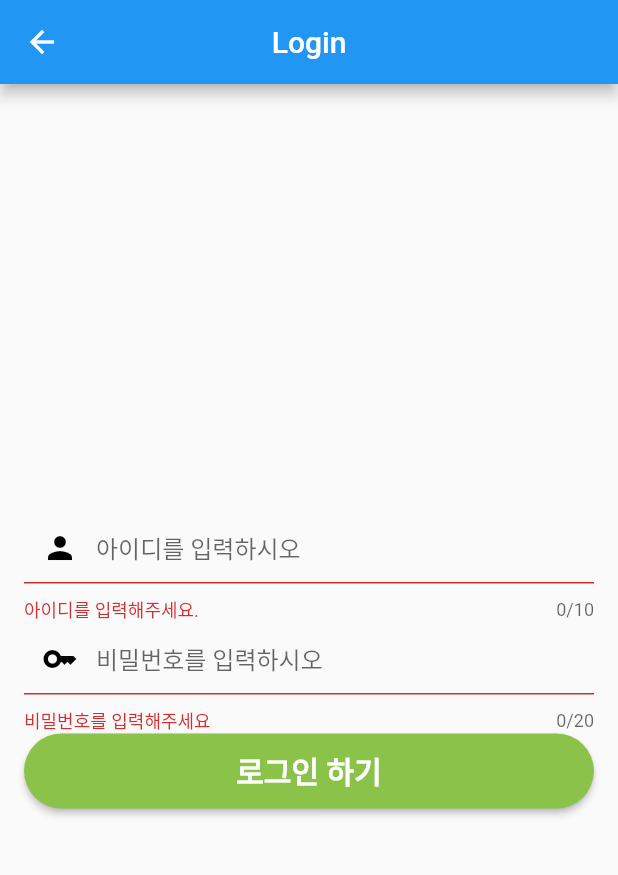
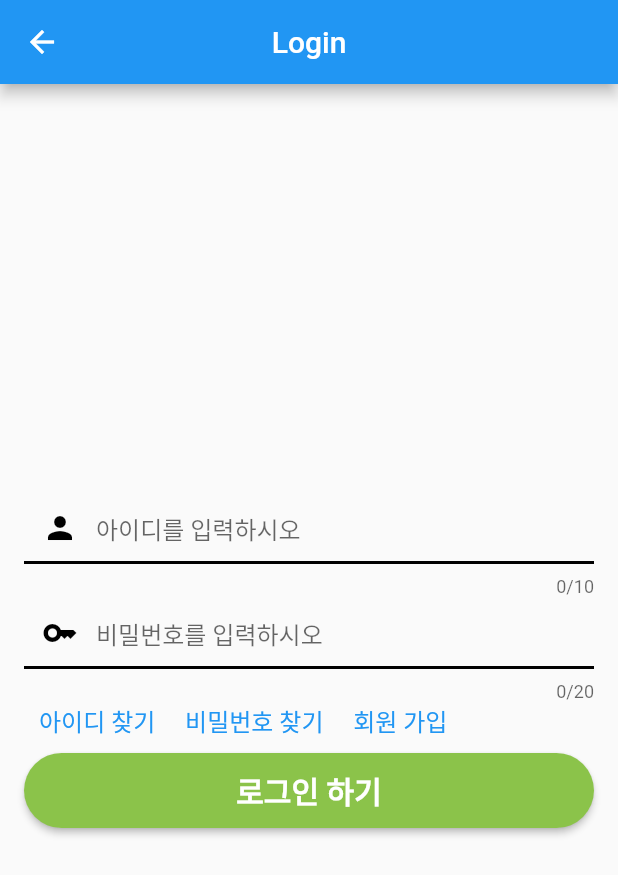
Before and after one commit to HoChanny/MyGreen, a Flutter app: the LoginPage screen opened directly, after a tap on "로그인 하기", on a phone screen of 412 x 824 dp. Shown: the top 875 px of the screen. Run offline on Flutter 3.47's test engine with Material 2 defaults, Android fonts, the light colour scheme and no system bars.

Commit message:
Feat : login GestureDetector 추가

```diff
--- a/lib/login/login.dart
+++ b/lib/login/login.dart
@@ -1,9 +1,6 @@
-import 'dart:convert';
-import 'dart:io';
+import 'package:flutter/material.dart';
 
-import 'package:flutter/material.dart';
-import 'package:http/http.dart' as http;
-import 'funcs/checking.dart';
+import 'package:mygreen/create/create.dart';
 
 class LoginPage extends StatefulWidget {
   const LoginPage({super.key});
@@ -139,29 +136,86 @@ class _LoginPageState extends State<LoginPage> {
                   onSaved: (value) => password = value!,
                 ),
               ),
+
+              Container(
+                  //left, top, right 및 bottom
+                  margin: const EdgeInsets.fromLTRB(
+                      10.0, 0, 10.0, 10.0), // Set margin for all sides
+
+                  child: Row(
+                    children: [
+                      GestureDetector(
+                        onTap: () {
+                          Navigator.push(
+                              context,
+                              MaterialPageRoute(
+                                  builder: (context) => const LoginPage()));
+                        },
+                        child: const Text(
+                          '아이디 찾기     ',
+                          style: TextStyle(
+                            fontSize: 16.0,
+                            color: Colors.blue,
+                          ),
+                        ),
+                      ),
+                      GestureDetector(
+                        onTap: () {
+                          Navigator.push(
+                              context,
+                              MaterialPageRoute(
+                                  builder: (context) => const LoginPage()));
+                        },
+                        child: const Text(
+                          '비밀번호 찾기     ',
+                          style: TextStyle(
+                            fontSize: 16.0,
+                            color: Colors.blue,
+                          ),
+                        ),
+                      ),
+                      GestureDetector(
+                        onTap: () {
+                          Navigator.push(
+                              context,
+                              MaterialPageRoute(
+                                  builder: (context) =>
+                                      const CreateAccountPage()));
+                        },
+                        child: const Text(
+                          '회원 가입     ',
+                          style: TextStyle(
+                            fontSize: 16.0,
+                            color: Colors.blue,
+                          ),
+                        ),
+                      )
+                    ],
+                  )),
+
               Container(
                 // 제출하기 버튼
                 child: ElevatedButton(
                   onPressed: () {
-                    if (validateAndSave()) {
-                      if (checkingId(id)) {
-                        if (checkingPassword(password)) {
-                          token = true;
-                          print('로그인 완료');
-                          print(token);
-                        } else {
-                          token = false;
-                          print(token);
-                          ScaffoldMessenger.of(context).showSnackBar(
-                              SnackBar(content: Text('비밀번호를 확인해주세요.')));
-                        }
-                      } else {
-                        token = false;
-                        print(token);
-                        ScaffoldMessenger.of(context).showSnackBar(
-                            SnackBar(content: Text('아이디를 확인해주세요.')));
-                      }
-                    } else {}
+                    // if (validateAndSave()) {
+                    //   if (checkingId(id)) {
+                    //     if (checkingPassword(password)) {
+                    //       token = true;
+                    //       print('로그인 완료');
+                    //       print(token);
+                    //     } else {
+                    //       token = false;
+                    //       print(token);
+                    //       ScaffoldMessenger.of(context).showSnackBar(
+                    //           SnackBar(content: Text('비밀번호를 확인해주세요.')));
+                    //     }
+                    //   } else {
+                    //     token = false;
+                    //     print(token);
+                    //     ScaffoldMessenger.of(context).showSnackBar(
+                    //         SnackBar(content: Text('아이디를 확인해주세요.')));
+                    //   }
+                    // } else {}
                   },
                   style: ButtonStyle(
                     shape: MaterialStateProperty.all<RoundedRectangleBorder>(
```
Also changed, not shown: lib/main.dart (+1 -6 lines).
